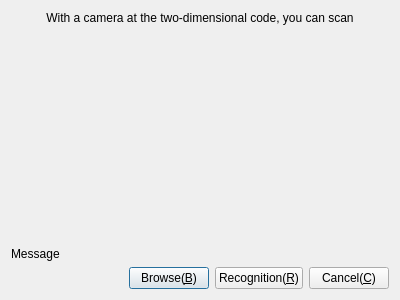
Qt form Widgets/DlgScanQRcode/DlgScanQRcode.ui (KangLin/RabbitIm) before a commit.
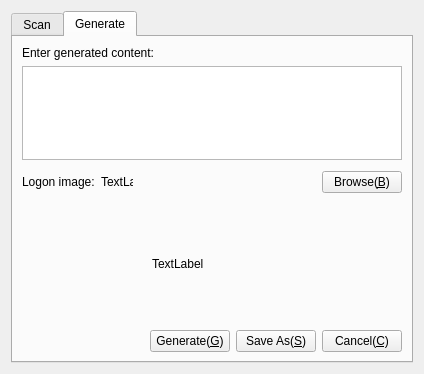
The same form after that commit. The open tabs and pages were chosen to show the change. Icons and pictures are not drawn.

```diff
--- a/Widgets/DlgScanQRcode/DlgScanQRcode.ui
+++ b/Widgets/DlgScanQRcode/DlgScanQRcode.ui
@@ -6,8 +6,8 @@
    <rect>
     <x>0</x>
     <y>0</y>
-    <width>400</width>
-    <height>300</height>
+    <width>424</width>
+    <height>374</height>
    </rect>
   </property>
   <property name="windowTitle">
@@ -15,6 +15,16 @@
   </property>
   <layout class="QGridLayout" name="gridLayout">
    <item row="0" column="0">
+    <widget class="QTabWidget" name="tabWidget">
+     <property name="currentIndex">
+      <number>0</number>
+     </property>
+     <widget class="QWidget" name="Scan">
+      <attribute name="title">
+       <string>Scan</string>
+      </attribute>
+      <layout class="QGridLayout" name="gridLayout_2">
+       <item row="0" column="0">
     <widget class="QLabel" name="label">
      <property name="text">
       <string>With a camera at the two-dimensional code, you can scan</string>
@@ -60,13 +70,6 @@
      </item>
     </layout>
    </item>
-   <item row="2" column="0">
-    <widget class="QLabel" name="lbText">
-     <property name="text">
-      <string notr="true">Message</string>
-     </property>
-    </widget>
-   </item>
    <item row="3" column="0">
     <layout class="QHBoxLayout" name="horizontalLayout_2">
      <item>
@@ -116,6 +119,205 @@
       </widget>
      </item>
     </layout>
+       </item>
+       <item row="2" column="0">
+        <widget class="QLabel" name="lbText">
+         <property name="text">
+          <string notr="true">Message</string>
+         </property>
+        </widget>
+       </item>
+      </layout>
+     </widget>
+     <widget class="QWidget" name="Generate">
+      <attribute name="title">
+       <string>Generate</string>
+      </attribute>
+      <layout class="QGridLayout" name="gridLayout_3">
+       <item row="0" column="0">
+        <widget class="QLabel" name="label_2">
+         <property name="text">
+          <string>Enter generated content:</string>
+         </property>
+        </widget>
+       </item>
+       <item row="1" column="0">
+        <widget class="QTextEdit" name="txtContent">
+         <property name="sizePolicy">
+          <sizepolicy hsizetype="Preferred" vsizetype="Preferred">
+           <horstretch>0</horstretch>
+           <verstretch>0</verstretch>
+          </sizepolicy>
+         </property>
+        </widget>
+       </item>
+       <item row="2" column="0">
+        <layout class="QHBoxLayout" name="horizontalLayout_5">
+         <item>
+          <widget class="QLabel" name="label_4">
+           <property name="text">
+            <string>Logon image:</string>
+           </property>
+          </widget>
+         </item>
+         <item>
+          <widget class="QLabel" name="lbLogon">
+           <property name="minimumSize">
+            <size>
+             <width>32</width>
+             <height>32</height>
+            </size>
+           </property>
+           <property name="maximumSize">
+            <size>
+             <width>32</width>
+             <height>32</height>
+            </size>
+           </property>
+           <property name="text">
+            <string>TextLabel</string>
+           </property>
+           <property name="scaledContents">
+            <bool>true</bool>
+           </property>
+          </widget>
+         </item>
+         <item>
+          <spacer name="horizontalSpacer_5">
+           <property name="orientation">
+            <enum>Qt::Horizontal</enum>
+           </property>
+           <property name="sizeHint" stdset="0">
+            <size>
+             <width>40</width>
+             <height>20</height>
+            </size>
+           </property>
+          </spacer>
+         </item>
+         <item>
+          <widget class="QPushButton" name="pbBrowse">
+           <property name="text">
+            <string>Browse(&amp;B)</string>
+           </property>
+          </widget>
+         </item>
+        </layout>
+       </item>
+       <item row="3" column="0">
+        <layout class="QHBoxLayout" name="horizontalLayout_4">
+         <item>
+          <spacer name="horizontalSpacer_2">
+           <property name="orientation">
+            <enum>Qt::Horizontal</enum>
+           </property>
+           <property name="sizeHint" stdset="0">
+            <size>
+             <width>40</width>
+             <height>20</height>
+            </size>
+           </property>
+          </spacer>
+         </item>
+         <item>
+          <widget class="QLabel" name="lbQRCode">
+           <property name="sizePolicy">
+            <sizepolicy hsizetype="Fixed" vsizetype="Fixed">
+             <horstretch>0</horstretch>
+             <verstretch>0</verstretch>
+            </sizepolicy>
+           </property>
+           <property name="minimumSize">
+            <size>
+             <width>120</width>
+             <height>120</height>
+            </size>
+           </property>
+           <property name="maximumSize">
+            <size>
+             <width>120</width>
+             <height>120</height>
+            </size>
+           </property>
+           <property name="text">
+            <string>TextLabel</string>
+           </property>
+           <property name="scaledContents">
+            <bool>true</bool>
+           </property>
+           <property name="wordWrap">
+            <bool>false</bool>
+           </property>
+          </widget>
+         </item>
+         <item>
+          <spacer name="horizontalSpacer_4">
+           <property name="orientation">
+            <enum>Qt::Horizontal</enum>
+           </property>
+           <property name="sizeHint" stdset="0">
+            <size>
+             <width>40</width>
+             <height>20</height>
+            </size>
+           </property>
+          </spacer>
+         </item>
+        </layout>
+       </item>
+       <item row="4" column="0">
+        <layout class="QHBoxLayout" name="horizontalLayout_3">
+         <item>
+          <spacer name="horizontalSpacer">
+           <property name="orientation">
+            <enum>Qt::Horizontal</enum>
+           </property>
+           <property name="sizeHint" stdset="0">
+            <size>
+             <width>40</width>
+             <height>20</height>
+            </size>
+           </property>
+          </spacer>
+         </item>
+         <item>
+          <widget class="QPushButton" name="pbGenerate">
+           <property name="text">
+            <string>Generate(&amp;G)</string>
+           </property>
+           <property name="icon">
+            <iconset resource="../../Resource/Resource.qrc">
+             <normaloff>:/icon/Operate</normaloff>:/icon/Operate</iconset>
+           </property>
+          </widget>
+         </item>
+         <item>
+          <widget class="QPushButton" name="pbSaveAs">
+           <property name="text">
+            <string>Save As(&amp;S)</string>
+           </property>
+           <property name="icon">
+            <iconset resource="../../Resource/Resource.qrc">
+             <normaloff>:/icon/SaveAs</normaloff>:/icon/SaveAs</iconset>
+           </property>
+          </widget>
+         </item>
+         <item>
+          <widget class="QPushButton" name="Cancel_2">
+           <property name="text">
+            <string>Cancel(&amp;C)</string>
+           </property>
+           <property name="icon">
+            <iconset resource="../../Resource/Resource.qrc">
+             <normaloff>:/icon/Cancel</normaloff>:/icon/Cancel</iconset>
+           </property>
+          </widget>
+         </item>
+        </layout>
+       </item>
+      </layout>
+     </widget>
+    </widget>
    </item>
   </layout>
  </widget>
```
Lines whose indentation alone changed are shown as unchanged.
